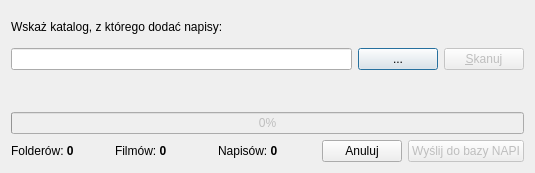
This is ui/frmupload.ui in QNapi/qnapi as Qt 5 draws it before an edit. The edited form follows.
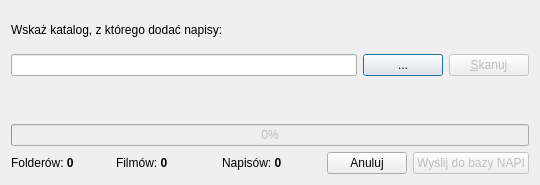
This is the edited form. Icons and pictures are not drawn.

```diff
--- a/ui/frmupload.ui
+++ b/ui/frmupload.ui
@@ -8,20 +8,20 @@
    <rect>
     <x>0</x>
     <y>0</y>
-    <width>535</width>
-    <height>173</height>
+    <width>540</width>
+    <height>185</height>
    </rect>
   </property>
   <property name="minimumSize" >
    <size>
-    <width>535</width>
-    <height>173</height>
+    <width>540</width>
+    <height>185</height>
    </size>
   </property>
   <property name="maximumSize" >
    <size>
-    <width>535</width>
-    <height>173</height>
+    <width>540</width>
+    <height>185</height>
    </size>
   </property>
   <property name="baseSize" >
```
Left out of the diff: 4 changed lines with no effect on the pictures.
